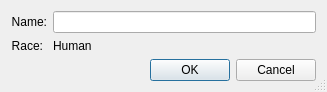
Qt form ui/CreateCharacterDialog.ui (jgardner1/JGRPGTools) before a commit.
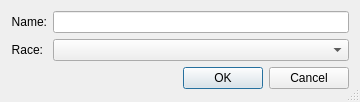
The same form after that commit.

```diff
--- a/ui/CreateCharacterDialog.ui
+++ b/ui/CreateCharacterDialog.ui
@@ -6,8 +6,8 @@
    <rect>
     <x>0</x>
     <y>0</y>
-    <width>327</width>
-    <height>89</height>
+    <width>360</width>
+    <height>102</height>
    </rect>
   </property>
   <property name="windowTitle">
@@ -36,7 +36,7 @@
    <item row="0" column="1">
     <widget class="QLineEdit" name="nameLineEdit"/>
    </item>
-   <item row="1" column="0">
+   <item row="2" column="0">
     <widget class="QLabel" name="label_2">
      <property name="text">
       <string>Race:</string>
@@ -52,14 +52,7 @@
      </property>
     </widget>
    </item>
-   <item row="1" column="1">
-    <widget class="QLabel" name="raceValueLabel">
-     <property name="text">
-      <string>Human</string>
-     </property>
-    </widget>
-   </item>
-   <item row="2" column="0" colspan="2">
+   <item row="3" column="0" colspan="2">
     <widget class="QDialogButtonBox" name="buttonBox">
      <property name="orientation">
       <enum>Qt::Horizontal</enum>
@@ -69,6 +62,9 @@
      </property>
     </widget>
    </item>
+   <item row="2" column="1">
+    <widget class="QComboBox" name="selectRaceComboBox"/>
+   </item>
   </layout>
  </widget>
  <resources/>
```
